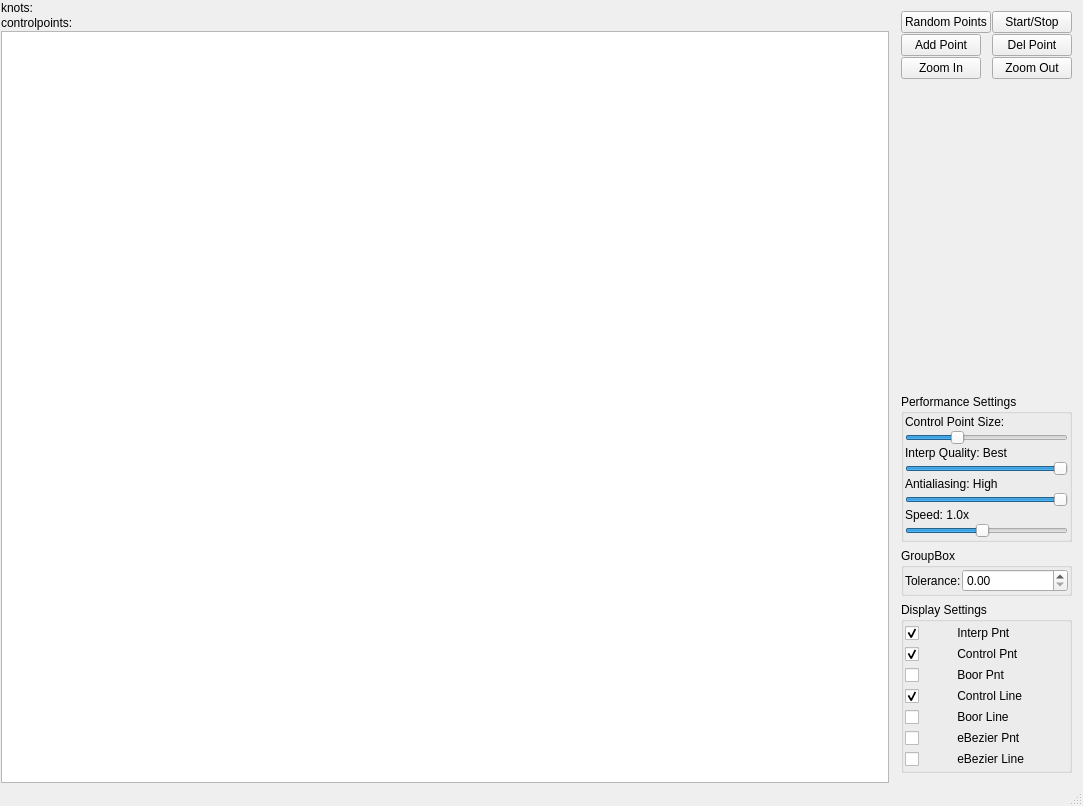
This is mainwindow.ui in kunlina/animated-b-spline as Qt 5 draws it before an edit. The edited form follows.
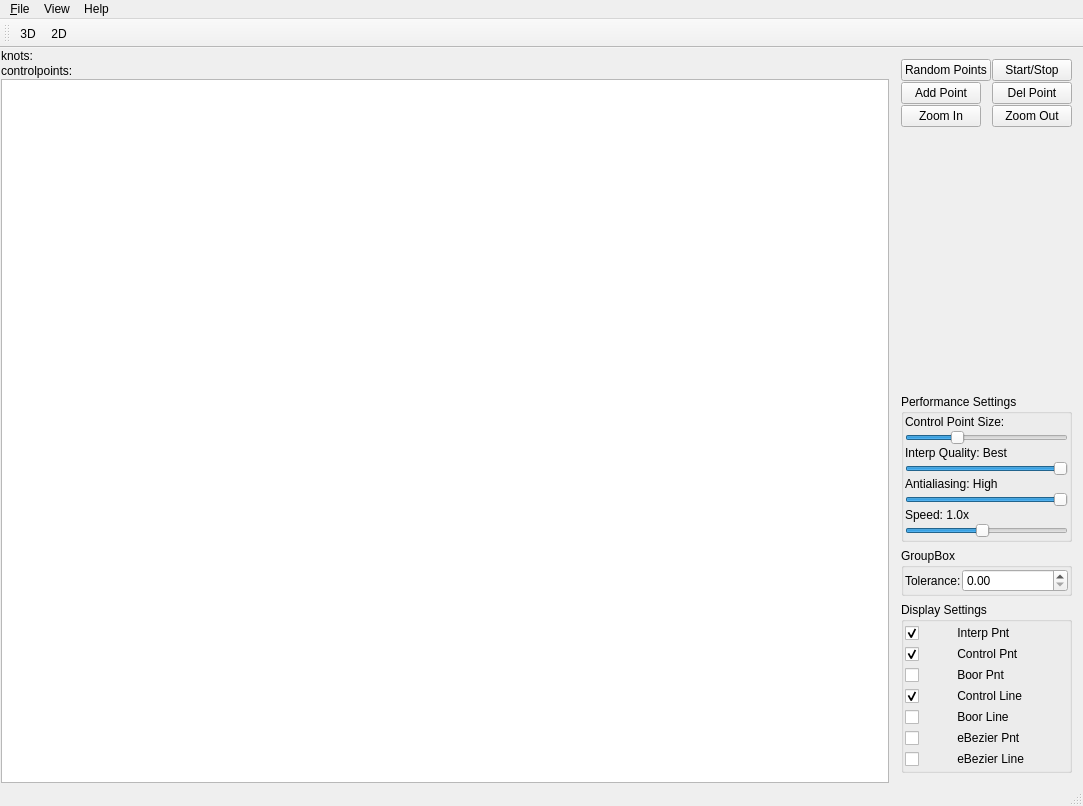
This is the edited form.

Patch:
```diff
--- a/mainwindow.ui
+++ b/mainwindow.ui
@@ -41,7 +41,10 @@
       <property name="frameShape">
        <enum>QFrame::NoFrame</enum>
       </property>
-      <widget class="QWidget" name="Page1">
+      <property name="currentIndex">
+       <number>0</number>
+      </property>
+      <widget class="QWidget" name="scene2D">
        <layout class="QVBoxLayout" name="verticalLayout_7">
         <property name="spacing">
          <number>1</number>
@@ -492,7 +495,81 @@
     </item>
    </layout>
   </widget>
+  <widget class="QMenuBar" name="menuBar">
+   <property name="geometry">
+    <rect>
+     <x>0</x>
+     <y>0</y>
+     <width>1083</width>
+     <height>28</height>
+    </rect>
+   </property>
+   <widget class="QMenu" name="menuFile">
+    <property name="title">
+     <string>&amp;File</string>
+    </property>
+    <addaction name="actionExit"/>
+   </widget>
+   <widget class="QMenu" name="menuView">
+    <property name="title">
+     <string>View</string>
+    </property>
+    <addaction name="action3D"/>
+    <addaction name="action2D"/>
+   </widget>
+   <widget class="QMenu" name="menuHelp">
+    <property name="title">
+     <string>Help</string>
+    </property>
+    <addaction name="actionAbout"/>
+   </widget>
+   <addaction name="menuFile"/>
+   <addaction name="menuView"/>
+   <addaction name="menuHelp"/>
+  </widget>
   <widget class="QStatusBar" name="statusBar"/>
+  <widget class="QToolBar" name="toolBar">
+   <property name="windowTitle">
+    <string>toolBar_2</string>
+   </property>
+   <attribute name="toolBarArea">
+    <enum>TopToolBarArea</enum>
+   </attribute>
+   <attribute name="toolBarBreak">
+    <bool>false</bool>
+   </attribute>
+   <addaction name="action3D"/>
+   <addaction name="action2D"/>
+  </widget>
+  <action name="actionExit">
+   <property name="text">
+    <string>&amp;Quit</string>
+   </property>
+   <property name="shortcut">
+    <string>Ctrl+Q</string>
+   </property>
+  </action>
+  <action name="action3D">
+   <property name="text">
+    <string>3D</string>
+   </property>
+   <property name="shortcut">
+    <string>Ctrl+3</string>
+   </property>
+  </action>
+  <action name="action2D">
+   <property name="text">
+    <string>2D</string>
+   </property>
+   <property name="shortcut">
+    <string>Ctrl+2</string>
+   </property>
+  </action>
+  <action name="actionAbout">
+   <property name="text">
+    <string>About</string>
+   </property>
+  </action>
  </widget>
  <layoutdefault spacing="6" margin="11"/>
  <resources/>
```
Left out of the diff: 3 changed lines with no effect on the pictures.
